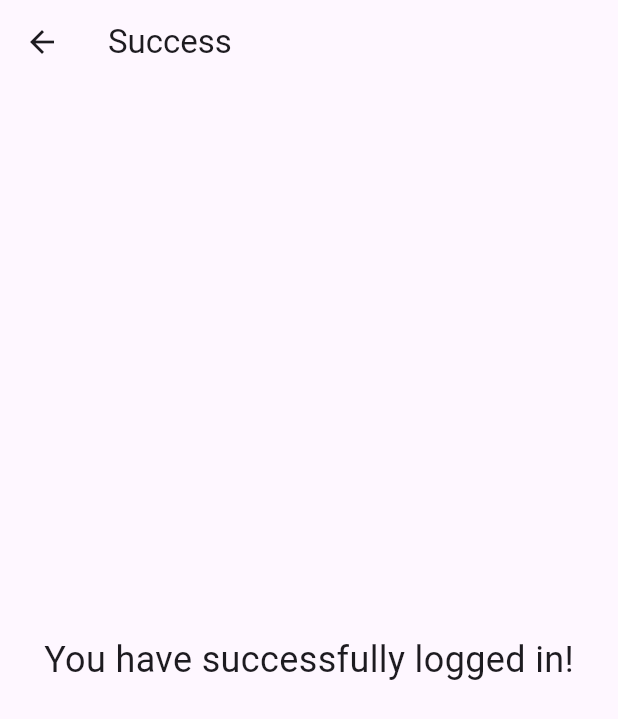
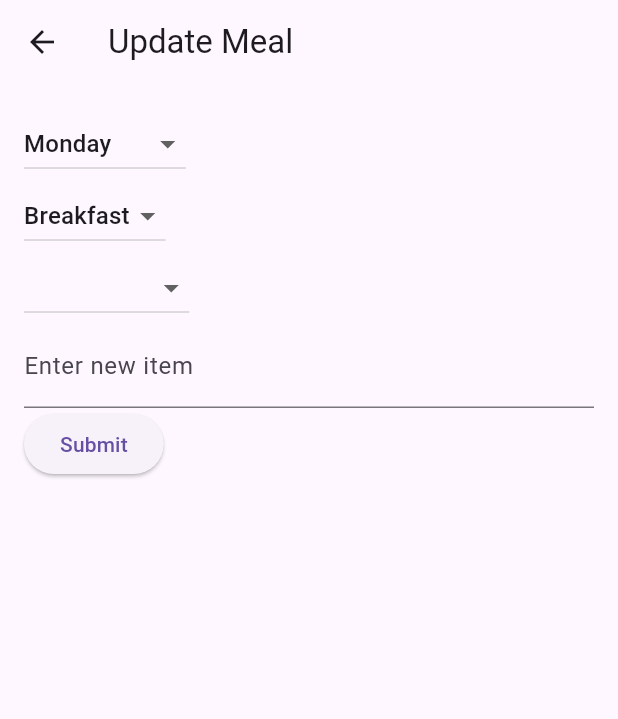
Before and after one commit to SivaManoj-Vakkalagadda/mess_app_v1, a Flutter app: the SuccessPage screen opened directly, on a phone screen of 412 x 824 dp. Shown: the top 719 px of the screen. Run offline on Flutter 3.47's test engine with Material 3 defaults, Android fonts, the phone set to English and light mode, and no system bars.

Commit message:
added backend connection to change menu

```diff
--- a/lib/admin.dart
+++ b/lib/admin.dart
@@ -1,4 +1,5 @@
 import 'package:flutter/material.dart';
+import 'package:mess_28/successpage.dart';
 
 class AdminAccessPage extends StatefulWidget {
   @override
@@ -11,8 +12,8 @@ class _AdminAccessPageState extends State<AdminAccessPage> {
   final TextEditingController _passwordController = TextEditingController();
 
   // Dummy credentials
-  final String correctEmail = "admin@admin.com";
-  final String correctPassword = "password123";
+  final String correctEmail = "mess@iitgoa";
+  final String correctPassword = "secy@iitgoa";
 
   // Function to validate credentials
   void _validateCredentials() {
@@ -113,20 +114,3 @@ class _AdminAccessPageState extends State<AdminAccessPage> {
     );
   }
 }
-
-class SuccessPage extends StatelessWidget {
-  @override
-  Widget build(BuildContext context) {
-    return Scaffold(
-      appBar: AppBar(
-        title: Text('Success'),
-      ),
-      body: Center(
-        child: Text(
-          'You have successfully logged in!',
-          style: TextStyle(fontSize: 24),
-        ),
-      ),
-    );
-  }
-}
--- /dev/null
+++ b/lib/successpage.dart
@@ -0,0 +1,181 @@
+import 'package:flutter/material.dart';
+import 'package:http/http.dart' as http;
+import 'dart:convert';
+
+class SuccessPage extends StatefulWidget {
+  @override
+  _SuccessPageState createState() => _SuccessPageState();
+}
+
+class _SuccessPageState extends State<SuccessPage> {
+  String? selectedDay = 'Monday';
+  String? selectedMealTime = 'Breakfast';
+  String? selectedCategory;
+  TextEditingController textController = TextEditingController();
+
+  // List of days of the week
+  List<String> days = [
+    'Monday',
+    'Tuesday',
+    'Wednesday',
+    'Thursday',
+    'Friday',
+    'Saturday',
+    'Sunday'
+  ];
+
+  // Meal time options
+  List<String> mealTimes = ['Breakfast', 'Lunch', 'Snacks', 'Dinner'];
+
+  // Category options based on meal time
+  Map<String, List<String>> categoryOptions = {
+    'Breakfast': [
+      'Main Dish',
+      'Add on',
+      'Egg item',
+      'Sprout',
+      'Bread',
+      'Beverages',
+      'Milk add-on',
+      'Fruits'
+    ],
+    'Lunch': [
+      'Gravy',
+      'Dry Vegetable',
+      'Dal',
+      'Indian Bread',
+      'Rice',
+      'Curd item',
+      'Papad',
+      'Salad'
+    ],
+    'Snacks': ['Main Snack', 'Add ons', 'Bread item', 'Beverages'],
+    'Dinner': [
+      'Curry',
+      'Dry Vegetable',
+      'Dal',
+      'Indian Bread',
+      'Rice',
+      'Salad',
+      'Sweet Dish'
+    ],
+  };
+
+  // Function to send the updated meal information to the backend
+  Future<void> updateMealInDatabase(
+      String day, String mealTime, String category, String newItem) async {
+    try {
+      final url = Uri.parse(
+          'https://mess-app-cmk0.onrender.com'); // Replace with your backend URL
+
+      final response = await http.post(
+        url,
+        headers: {'Content-Type': 'application/json'},
+        body: json.encode({
+          'day': day,
+          'mealTime': mealTime.toLowerCase(), // Send the meal time in lowercase
+          'category': category,
+          'newItem': newItem,
+        }),
+      );
+
+      // Check if the response status is OK (200)
+      if (response.statusCode == 200) {
+        ScaffoldMessenger.of(context)
+            .showSnackBar(SnackBar(content: Text('Meal updated successfully')));
+      } else {
+        ScaffoldMessenger.of(context)
+            .showSnackBar(SnackBar(content: Text('Failed to update meal')));
+      }
+    } catch (error) {
+      print('Error: $error');
+      ScaffoldMessenger.of(context).showSnackBar(
+          SnackBar(content: Text('Error occurred while updating meal')));
+    }
+  }
+
+  @override
+  Widget build(BuildContext context) {
+    return Scaffold(
+      appBar: AppBar(title: Text('Update Meal')),
+      body: Padding(
+        padding: const EdgeInsets.all(16.0),
+        child: Column(
+          crossAxisAlignment: CrossAxisAlignment.start,
+          children: [
+            // Dropdown to select the day of the week
+            DropdownButton<String>(
+              value: selectedDay,
+              onChanged: (String? newValue) {
+                setState(() {
+                  selectedDay = newValue!;
+                });
+              },
+              items: days.map<DropdownMenuItem<String>>((String day) {
+                return DropdownMenuItem<String>(value: day, child: Text(day));
+              }).toList(),
+            ),
+
+            // Dropdown to select the meal time (Breakfast, Lunch, Snacks, Dinner)
+            DropdownButton<String>(
+              value: selectedMealTime,
+              onChanged: (String? newValue) {
+                setState(() {
+                  selectedMealTime = newValue!;
+                  selectedCategory =
+                      null; // Reset category when meal time changes
+                });
+              },
+              items: mealTimes.map<DropdownMenuItem<String>>((String meal) {
+                return DropdownMenuItem<String>(value: meal, child: Text(meal));
+              }).toList(),
+            ),
+
+            // Dropdown to select the category (e.g., "Main Dish", "Gravy", etc.)
+            DropdownButton<String>(
+              value: selectedCategory,
+              onChanged: (String? newValue) {
+                setState(() {
+                  selectedCategory = newValue!;
+                });
+              },
+              items: selectedMealTime != null
+                  ? categoryOptions[selectedMealTime]!
+                      .map<DropdownMenuItem<String>>((String category) {
+                      return DropdownMenuItem<String>(
+                          value: category, child: Text(category));
+                    }).toList()
+                  : [],
+            ),
+
+            // TextField to input the new item name
+            TextField(
+              controller: textController,
+              decoration: InputDecoration(labelText: 'Enter new item'),
+            ),
+
+            // Submit button to trigger the update in the database
+            ElevatedButton(
+              onPressed: () {
+                if (selectedCategory != null &&
+                    textController.text.isNotEmpty) {
+                  updateMealInDatabase(
+                    selectedDay!,
+                    selectedMealTime!,
+                    selectedCategory!,
+                    textController.text,
+                  );
+                } else {
+                  ScaffoldMessenger.of(context).showSnackBar(SnackBar(
+                      content: Text(
+                          'Please select a category and enter a new item')));
+                }
+              },
+              child: Text('Submit'),
+            ),
+          ],
+        ),
+      ),
+    );
+  }
+}
```
Also changed, not shown: 1 other file.
